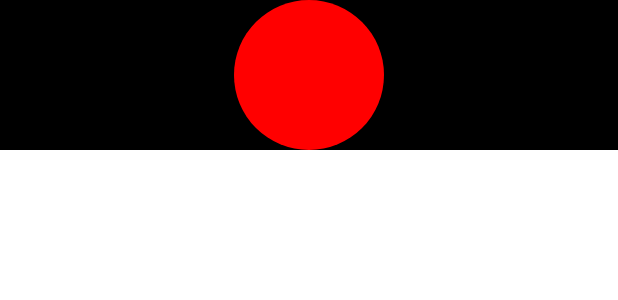
After one commit to zhaichenyang/ChatDemo, an Android app: the layout activity_view.xml on its own in the app's theme, with its tools: preview values and no code run, on a phone screen of 412 x 824 dp. The commit adds this screen. Shown: the top 300 px of the screen. Run offline under Robolectric (Android 15) with nearby library versions, the phone set to English and light mode, and no system bars.

Commit message:
自定义属性

```diff
--- a/app/src/main/java/com/chatUI/ChatActivity.java
+++ b/app/src/main/java/com/chatUI/ChatActivity.java
@@ -64,8 +64,6 @@ public class ChatActivity extends Activity {
             public void onRefresh() {
                 mAddData.clear();
                 mAddData.add(new ChatBean("0000", "c"));
-                mAddData.add(new ChatBean("0001", "c"));
-                mAddData.add(new ChatBean("0002", "c"));
                 mData.addAll(1, mAddData);
                 cur=mAddData.size()+1;
             }
--- a/app/src/main/java/com/chatUI/MRefreshHeader.java
+++ b/app/src/main/java/com/chatUI/MRefreshHeader.java
@@ -32,8 +32,6 @@ public class MRefreshHeader {
     public MRefreshHeader(Context context) {
         rootView = LayoutInflater.from(context).inflate(R.layout.item_chathead, new LinearLayout(context), false);
         mContainer = (LinearLayout) rootView.findViewById(R.id.ll_header_content);
-//        rootView.measure(ViewGroup.LayoutParams.WRAP_CONTENT,
-//                ViewGroup.LayoutParams.WRAP_CONTENT);
         //对View进行measure，然后才能获取到其高度
         measureView();
         mMeasuredHeight = rootView.getMeasuredHeight();
@@ -122,10 +120,6 @@ public class MRefreshHeader {
         this.isRefresh=isRefresh;
     }
 
-    public boolean isRefresh() {
-        return isRefresh;
-    }
-
     public interface MRefreshListener{
         void mRefreshComplete();
     }
--- /dev/null
+++ b/app/src/main/java/com/starnetsdkdemo/CircleView.java
@@ -0,0 +1,50 @@
+package com.starnetsdkdemo;
+
+import android.content.Context;
+import android.content.res.TypedArray;
+import android.graphics.Canvas;
+import android.graphics.Color;
+import android.graphics.Paint;
+import android.support.annotation.Nullable;
+import android.util.AttributeSet;
+import android.view.View;
+
+/**
+ * Created by zhaichenyang on 2018/9/25.
+ */
+
+public class CircleView extends View {
+
+    int mColor;
+    float mRaidus;
+
+    public CircleView(Context context) {
+        super(context);
+    }
+
+    public CircleView(Context context, @Nullable AttributeSet attrs) {
+        super(context, attrs);
+    }
+
+    public CircleView(Context context, @Nullable AttributeSet attrs, int defStyleAttr) {
+        super(context, attrs, defStyleAttr);
+        TypedArray a =context.obtainStyledAttributes(attrs,R.styleable.CircleView);
+        mColor=a.getColor(R.styleable.CircleView_circle_color,Color.RED);
+        mRaidus=a.getFloat(R.styleable.CircleView_circle_radius,50);
+        a.recycle();
+
+        Paint mPaint=new Paint(Paint.ANTI_ALIAS_FLAG);
+        mPaint.setColor(mColor);
+    }
+
+    @Override
+    protected void onDraw(Canvas canvas) {
+        super.onDraw(canvas);
+        int width =getWidth();
+        int height=getHeight();
+        int raidus =Math.min(width,height)/2;
+        Paint mPaint=new Paint(Paint.ANTI_ALIAS_FLAG);
+        mPaint.setColor(Color.RED);
+        canvas.drawCircle(width/2,height/2,raidus,mPaint);
+    }
+}
--- /dev/null
+++ b/app/src/main/res/layout/activity_view.xml
@@ -0,0 +1,16 @@
+<?xml version="1.0" encoding="utf-8"?>
+<LinearLayout xmlns:android="http://schemas.android.com/apk/res/android"
+    xmlns:hh="http://schemas.android.com/apk/res-auto"
+    android:layout_width="match_parent"
+    android:layout_height="match_parent"
+    android:background="#ffffff"
+    android:orientation="vertical">
+
+    <com.starnetsdkdemo.CircleView
+        android:layout_width="match_parent"
+        android:layout_height="100dp"
+        hh:circle_color="@color/colorAccent"
+        hh:circle_radius="30dp"
+        android:background="#000000"/>
+
+</LinearLayout>
```
Also changed, not shown: app/src/main/java/com/chatUI/HeadViewHolder.java (+0 -20 lines), app/src/main/java/com/chatUI/RefreshRecyclerView.java (+9 -25 lines), app/src/main/res/values/attrs.xml (added, +7 -0 lines).
